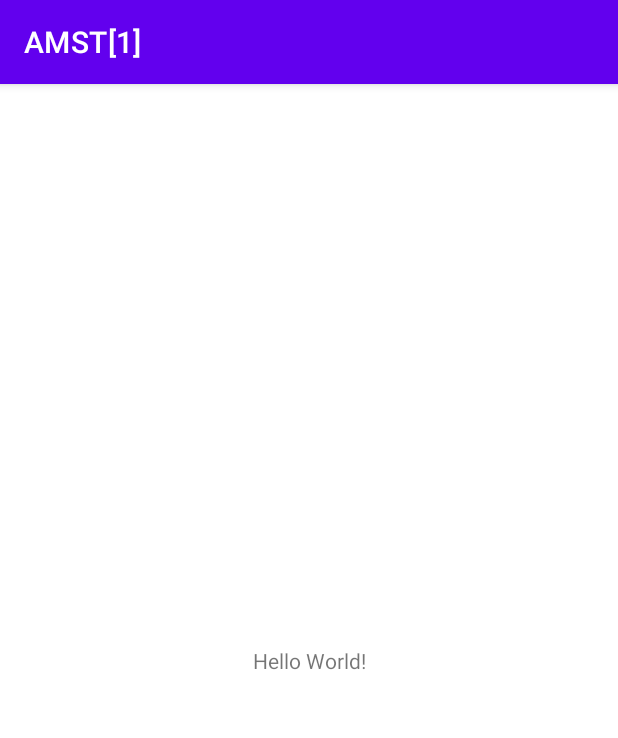
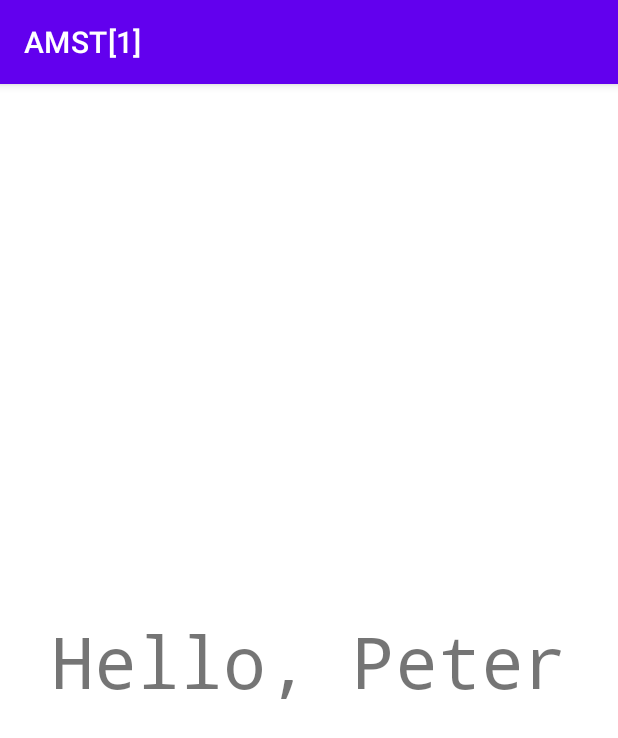
Before and after one commit to cridmont/PST_TA7_G1, an Android app: the screen it shows after launch (MainActivity), on a phone screen of 412 x 824 dp. Shown: the top 738 px of the screen. Run offline under Robolectric (Android 15) with nearby library versions, the phone set to English and light mode, and no system bars.

Commit message:
cambios rama montenegro

```diff
--- a/app/src/main/res/layout/activity_main.xml
+++ b/app/src/main/res/layout/activity_main.xml
@@ -9,7 +9,9 @@
     <TextView
         android:layout_width="wrap_content"
         android:layout_height="wrap_content"
-        android:text="Hello World!"
+        android:fontFamily="monospace"
+        android:text="Hello, Peter"
+        android:textSize="48sp"
         app:layout_constraintBottom_toBottomOf="parent"
         app:layout_constraintLeft_toLeftOf="parent"
         app:layout_constraintRight_toRightOf="parent"
```
